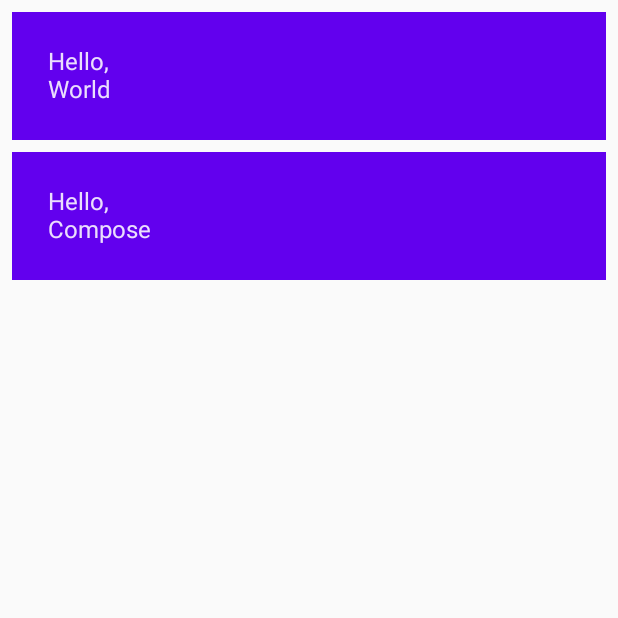
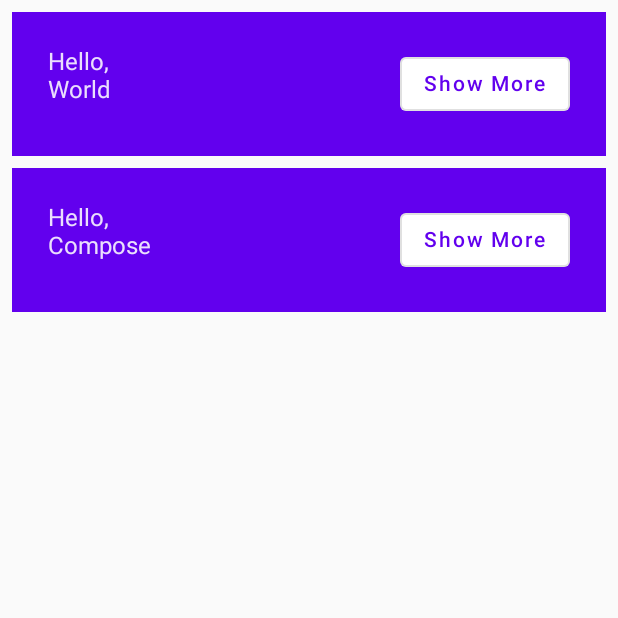
Before and after one commit to Enissay38/TutorialCompose, an Android app built with Jetpack Compose: the screen it shows after launch (MainActivity), on a phone screen of 412 x 824 dp, the top half of it. Run offline under Robolectric (Android 15) with nearby library versions, the phone set to English and light mode, and no system bars.

Commit message:
add OutlinedButton
use of :
*  modifier = Modifier.weight(1f)
* row and column

```diff
--- a/app/src/main/java/com/example/listtuto/MainActivity.kt
+++ b/app/src/main/java/com/example/listtuto/MainActivity.kt
@@ -4,11 +4,10 @@ import android.os.Bundle
 import androidx.activity.ComponentActivity
 import androidx.activity.compose.setContent
 import androidx.compose.foundation.layout.Column
+import androidx.compose.foundation.layout.Row
 import androidx.compose.foundation.layout.fillMaxWidth
 import androidx.compose.foundation.layout.padding
-import androidx.compose.material.MaterialTheme
-import androidx.compose.material.Surface
-import androidx.compose.material.Text
+import androidx.compose.material.*
 import androidx.compose.runtime.Composable
 import androidx.compose.ui.Modifier
 import androidx.compose.ui.tooling.preview.Preview
@@ -36,19 +35,23 @@ private fun MyApp(names: List<String> = listOf("World", "Compose")) {
 }
 
 @Composable
-fun Greeting(name: String) {
+private fun Greeting(name: String) {
     Surface(
         color = MaterialTheme.colors.primary,
         modifier = Modifier.padding(horizontal = 8.dp, vertical = 4.dp)
     ) {
-        Column(
-            modifier = Modifier
-                .padding(24.dp)
-                .fillMaxWidth()
-        ) {
-            Text(text = "Hello,")
-            Text(text = name)
+        Row(modifier = Modifier.padding(24.dp)) {
+            Column(
+                modifier = Modifier.weight(1f)
+            ) {
+                Text(text = "Hello,")
+                Text(text = name)
+            }
+            OutlinedButton(onClick = { /*TODO*/ }) {
+                Text(text = "Show More")
+            }
         }
+
     }
 }
 
```
